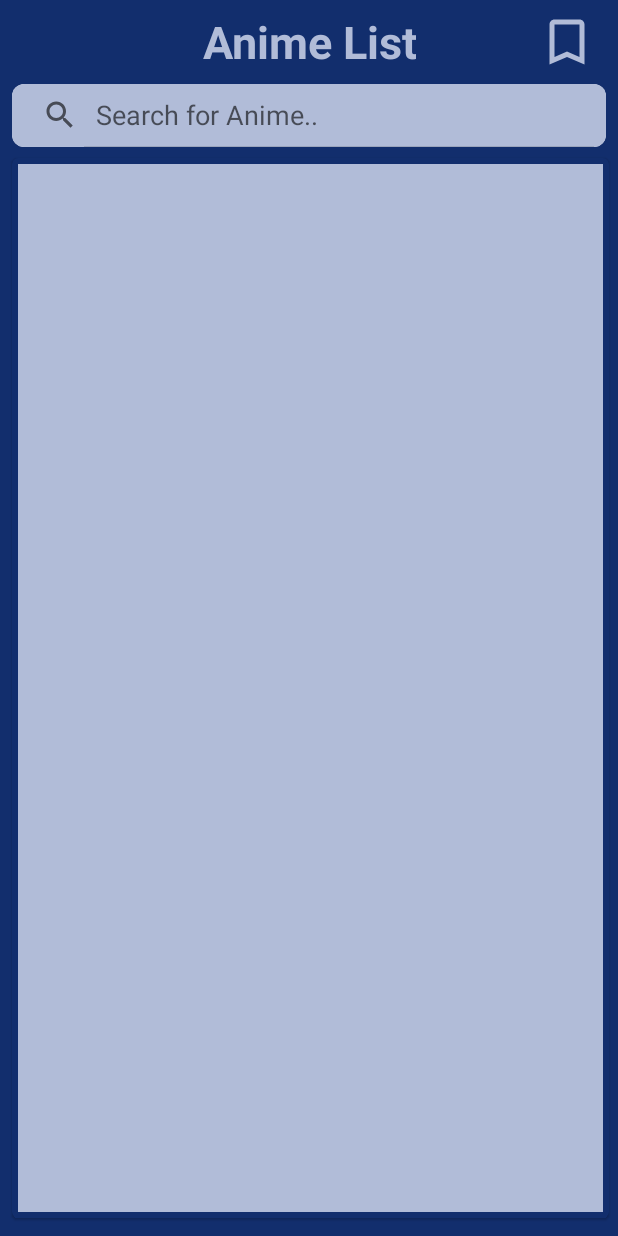
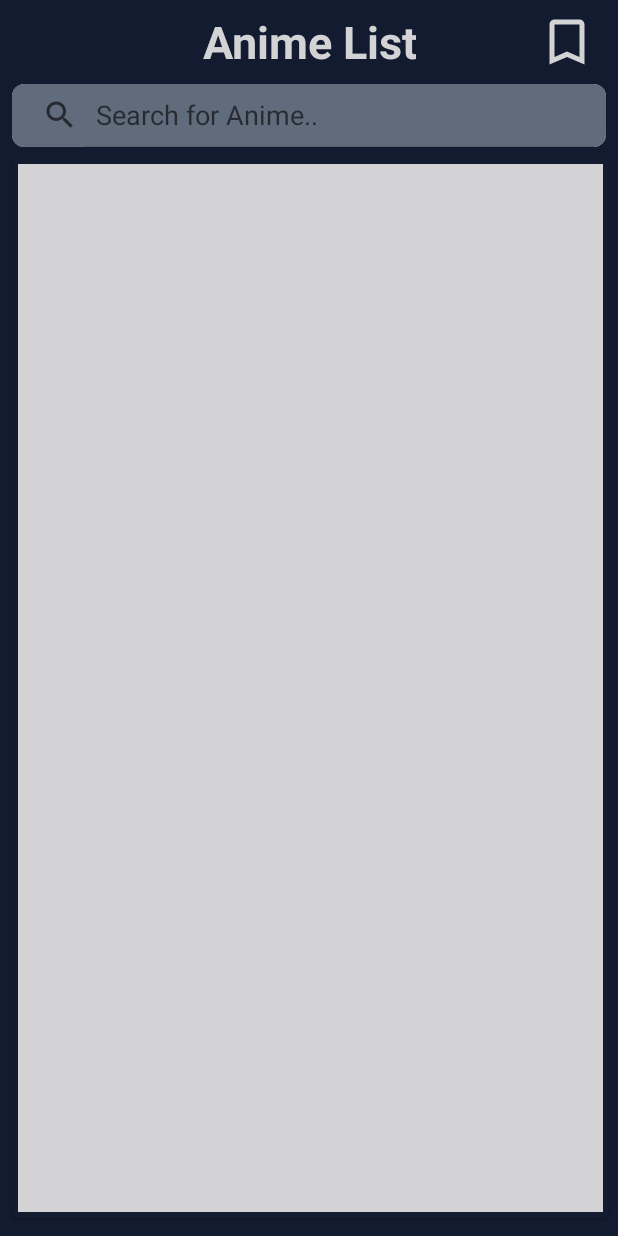
Before and after one commit to Bhavani-Rathod/Anime-List, an Android app built with Jetpack Compose: the screen it shows after launch (MainActivity), on a phone screen of 412 x 824 dp. Run offline under Robolectric (Android 15) with nearby library versions, the phone set to English and light mode, and no system bars; our stand-ins replace Firebase (no records; nobody signed in at launch, a user with empty details on screens opened directly); 1 statement that could not run was skipped.

Commit message:
Ninth Commit

```diff
--- /dev/null
+++ b/app/src/main/java/com/bhavani/animelistapp/SplashActivity.kt
@@ -0,0 +1,19 @@
+package com.bhavani.animelistapp
+
+import android.content.Intent
+import androidx.appcompat.app.AppCompatActivity
+import android.os.Bundle
+import android.os.Handler
+import android.os.Looper
+
+class SplashActivity : AppCompatActivity() {
+    override fun onCreate(savedInstanceState: Bundle?) {
+        super.onCreate(savedInstanceState)
+        setContentView(R.layout.activity_splash)
+
+        Handler(Looper.getMainLooper()).postDelayed({
+            startActivity(Intent(this@SplashActivity,MainActivity::class.java))
+        },2000)
+
+    }
+}
--- a/app/src/main/res/values-night/colors.xml
+++ b/app/src/main/res/values-night/colors.xml
@@ -2,6 +2,6 @@
 <resources>
 
     <color name="buttonTextColor">@color/black</color>
-    <color name="buttonBackgroundColor">#B1BCD8</color>
+    <color name="buttonBackgroundColor">#606B7C</color>
 
 </resources>
--- a/app/src/main/res/values/colors.xml
+++ b/app/src/main/res/values/colors.xml
@@ -10,9 +10,10 @@
     <color name="Yellow">#FFC107</color>
     <color name="Grey">#C3C0C0</color>
 
-    <color name="Blue">#122E6D</color>
-    <color name="LightBlue">#B1BCD8</color>
+    <color name="NavyBlue">#292D36</color>
+    <color name="Blue">#131B31</color>
+    <color name="LightBlue">#FDD5D5D7</color>
 
     <color name="buttonTextColor">@color/black</color>
-    <color name="buttonBackgroundColor">#B1BCD8</color>
+    <color name="buttonBackgroundColor">#606B7C</color>
 </resources>
--- a/build.gradle.kts
+++ b/build.gradle.kts
@@ -5,7 +5,7 @@ buildscript {
 }
 // Top-level build file where you can add configuration options common to all sub-projects/modules.
 plugins {
-    id("com.android.application") version "8.1.1" apply false
-    id("com.android.library") version "8.1.1" apply false
+    id("com.android.application") version "8.1.2" apply false
+    id("com.android.library") version "8.1.2" apply false
     id("org.jetbrains.kotlin.android") version "1.8.10" apply false
 }
```
Also changed, not shown: app/src/main/AndroidManifest.xml (+9 -5 lines), app/src/main/res/layout/activity_splash.xml (added, +32 -0 lines), app/src/main/res/drawable/animeee.png (added), app/src/main/res/drawable/rectangle.png (added), 1 other file.
